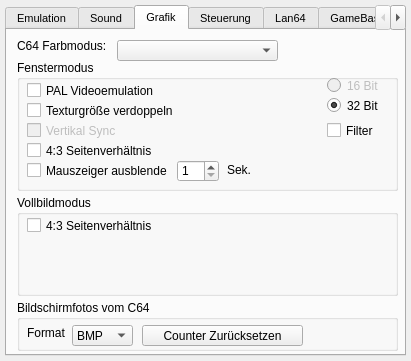
This is setup_window.ui in ThKattanek/emu64 as Qt 5 draws it before an edit. The edited form follows.
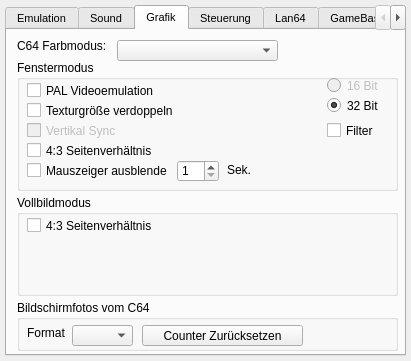
This is the edited form. The open tabs and pages were chosen to show the change.

Diff of the .ui file:
```diff
--- a/setup_window.ui
+++ b/setup_window.ui
@@ -642,11 +642,6 @@
       <property name="toolTip">
        <string>Hier kann man das Screenshot Format einstellen.</string>
       </property>
-      <item>
-       <property name="text">
-        <string>BMP</string>
-       </property>
-      </item>
      </widget>
      <widget class="QPushButton" name="ResetSShotCounter">
       <property name="geometry">
```
Left out of the diff: 4 changed lines with no effect on the pictures.
